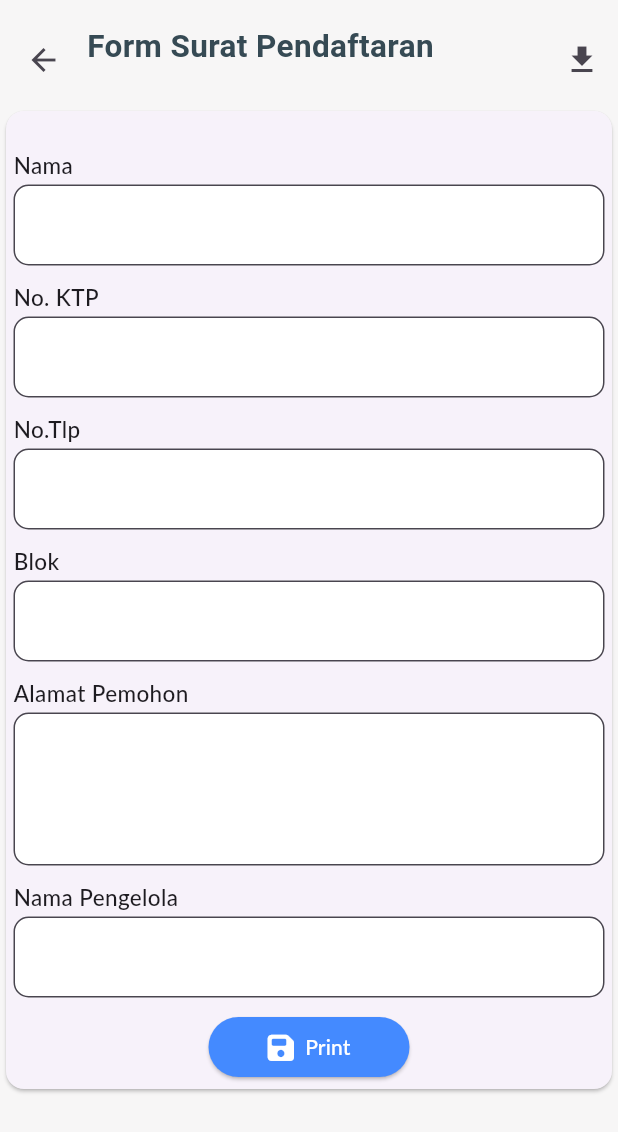
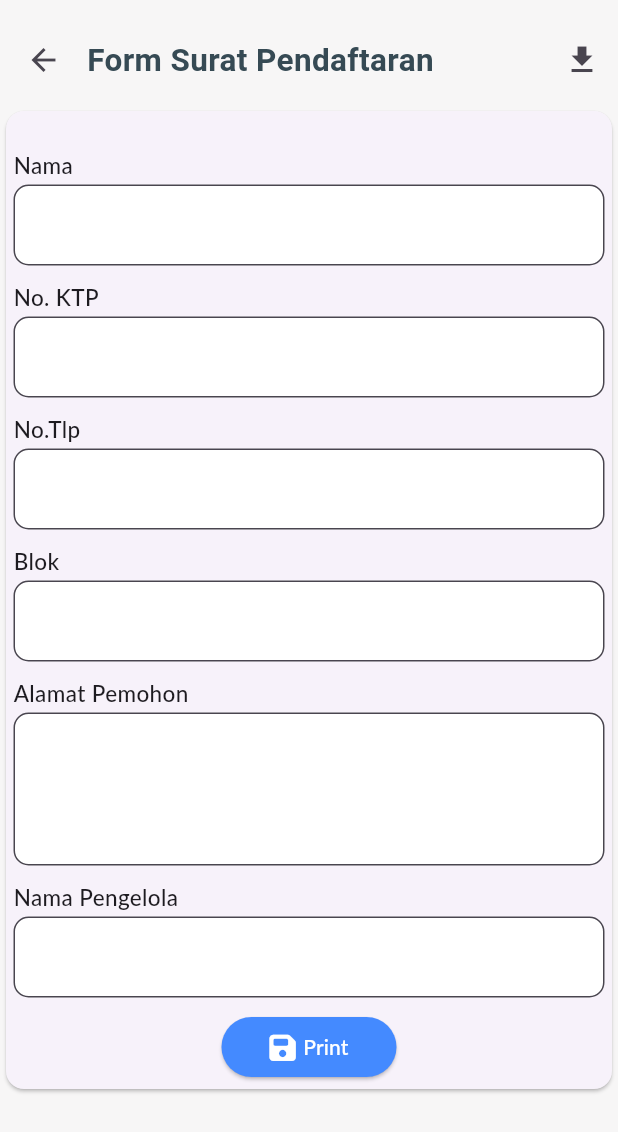
Before and after one commit to BangPei/fl_pbi, a Flutter app: the CustomForm screen opened directly, on a phone screen of 412 x 824 dp. Shown: the top 1132 px of the screen. Run offline on Flutter 3.47's test engine with Material 3 defaults, Android fonts, the phone set to English and light mode, and no system bars; our stand-ins replace badges, dio, dotted_border, equatable, flutter_bloc, flutter_image_compress and 12 more; accounts and stored records are empty; generated files the repository leaves out were written again; network calls fail; Roboto replaces fonts that are missing (Lato).

```diff
--- a/lib/pages/parking/bloc/park_event.dart
+++ b/lib/pages/parking/bloc/park_event.dart
@@ -18,3 +18,10 @@ class OnLoadMore extends ParkingEvent {
   @override
   List<Object?> get props => [];
 }
+
+class OnRemovePark extends ParkingEvent {
+  final int? id;
+  const OnRemovePark(this.id);
+  @override
+  List<Object?> get props => [];
+}
--- a/lib/pages/parking/bloc/park_form_event.dart
+++ b/lib/pages/parking/bloc/park_form_event.dart
@@ -32,3 +32,10 @@ class OnSubmit extends ParkFormEvent {
   @override
   List<Object?> get props => [];
 }
+
+class OnGetPark extends ParkFormEvent {
+  final int id;
+  const OnGetPark(this.id);
+  @override
+  List<Object?> get props => [];
+}
--- a/lib/pages/parking/card_summary.dart
+++ b/lib/pages/parking/card_summary.dart
@@ -32,9 +32,11 @@ class _CardSummaryState extends State<CardSummary> {
     return BlocBuilder<ParkingBloc, ParkingState>(
       builder: (context, state) {
         if (state.cardLoaing) {
-          return const Text('Loading');
+          return const Center(
+            child: CircularProgressIndicator(),
+          );
         } else if (state.isError) {
-          return const Text('Error');
+          return Center(child: Text(state.errorMessage ?? "error"));
         } else {
           return Padding(
             padding: const EdgeInsets.only(left: 15, right: 15),
--- a/lib/pages/profile/data/profile.dart
+++ b/lib/pages/profile/data/profile.dart
@@ -37,7 +37,6 @@ class Profile {
   });
 
   Profile.fromJson(Map<String, dynamic> json) {
-    print(json);
     id = json['id'];
     fullName = json['fullName'];
     email = json['email'];
--- a/lib/widget.dart/custom_appbar.dart
+++ b/lib/widget.dart/custom_appbar.dart
@@ -40,7 +40,7 @@ class CustomAppbar extends StatelessWidget implements PreferredSize {
                 top: 16 - 8.0 * topBarOpacity,
               ),
               child: Row(
-                crossAxisAlignment: CrossAxisAlignment.start,
+                crossAxisAlignment: CrossAxisAlignment.center,
                 children: <Widget>[
                   leading ?? const SizedBox.shrink(),
                   Expanded(
--- a/lib/widget.dart/custom_botton.dart
+++ b/lib/widget.dart/custom_botton.dart
@@ -32,13 +32,18 @@ class CustomButton extends StatelessWidget {
         child: Padding(
           padding: const EdgeInsets.all(8.0),
           child: Row(
-            mainAxisAlignment: MainAxisAlignment.spaceEvenly,
+            mainAxisAlignment: MainAxisAlignment.center,
             children: [
               Visibility(
-                  visible: icon == null ? false : true,
-                  child: icon ?? const SizedBox.shrink()),
-              // const SizedBox(width: 5),
-              title ?? const Text("title")
+                visible: icon == null ? false : true,
+                child: icon ?? const SizedBox.shrink(),
+              ),
+              const SizedBox(width: 5),
+              title ??
+                  const Text(
+                    "title",
+                    style: TextStyle(fontSize: 18),
+                  )
             ],
           ),
         ),
--- a/lib/widget.dart/custom_form.dart
+++ b/lib/widget.dart/custom_form.dart
@@ -86,10 +86,10 @@ class BodyForm extends StatelessWidget {
             physics: const ScrollPhysics(),
             children: children,
           ),
-          Center(
-            child: SizedBox(
-              width: 150,
-              child: CustomButton(
+          Row(
+            mainAxisAlignment: MainAxisAlignment.center,
+            children: [
+              CustomButton(
                 title: Text(buttonTitle ?? 'Print'),
                 icon: const FaIcon(
                   FontAwesomeIcons.solidFloppyDisk,
@@ -98,7 +98,7 @@ class BodyForm extends StatelessWidget {
                 ),
                 onPressed: onPressed,
               ),
-            ),
+            ],
           )
         ],
       ),
--- a/pubspec.yaml
+++ b/pubspec.yaml
@@ -49,6 +49,7 @@ dependencies:
   dotted_border: ^2.1.0
   flutter_image_compress: ^2.1.0
   shimmer: ^3.0.0
+  flutter_slidable: ^3.0.1
 
   # The following adds the Cupertino Icons font to your application.
   # Use with the CupertinoIcons class for iOS style icons.
```
Also changed, not shown: lib/pages/parking/bloc/park_bloc.dart (+42 -0 lines), lib/pages/parking/bloc/park_form_bloc.dart (+39 -2 lines), lib/pages/parking/data/parking_api.dart (+18 -0 lines), lib/pages/parking/list_screen.dart (+51 -4 lines), lib/pages/parking/parking_from_screen.dart (+21 -0 lines), lib/pages/parking/parking_screen.dart (+11 -4 lines), lib/service/restclient.dart (+9 -0 lines), lib/service/restclient.g.dart, pubspec.lock.
